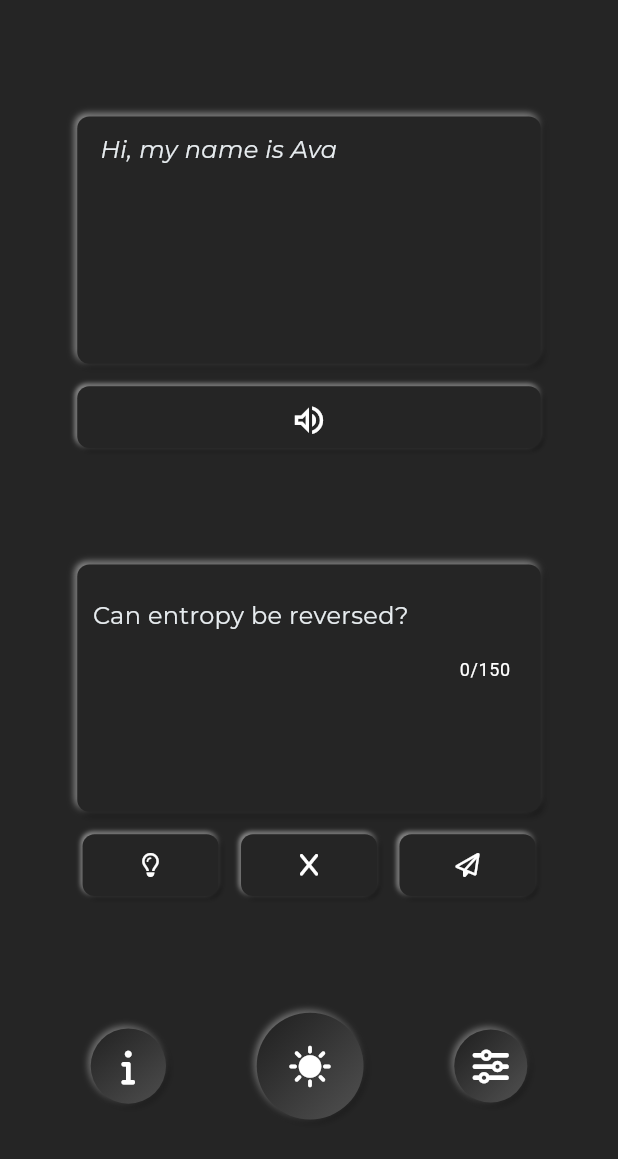
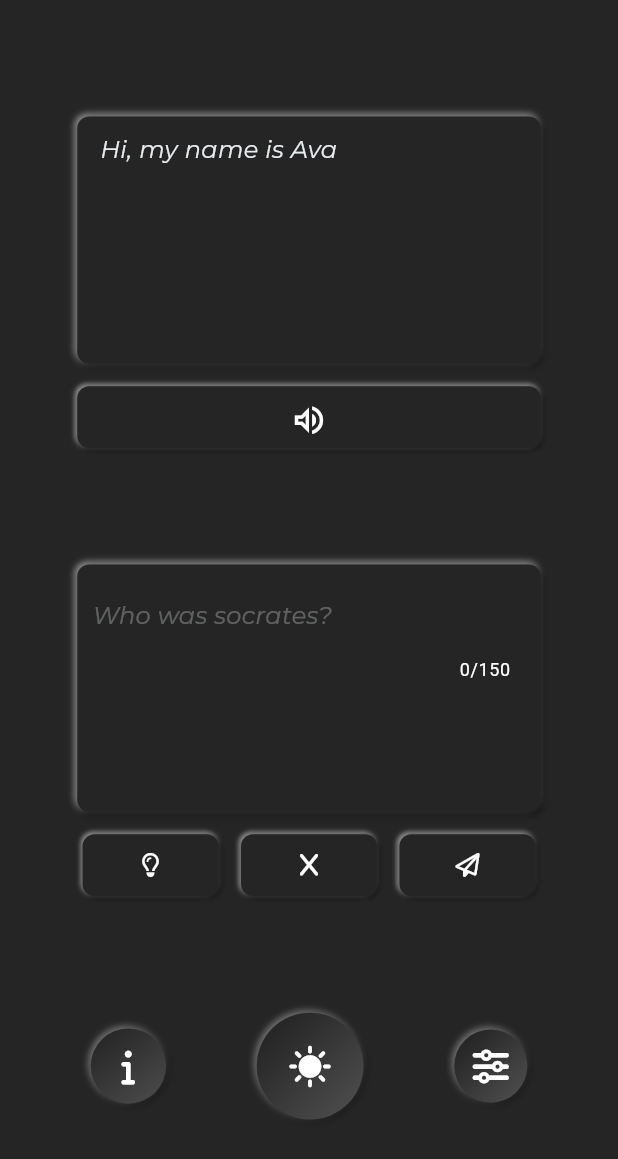
Before and after one commit to noahvelasco/AVA-Advanced-Virtual-Agent, a Flutter app: the screen it shows after launch, on a phone screen of 412 x 824 dp. Shown: the top 1159 px of the screen. Run offline on Flutter 3.47's test engine with Material 2 defaults, Android fonts, the light colour scheme and no system bars; drawn by our look-alikes of flutter_neumorphic; our stand-ins replace carousel_slider, flutter_secure_storage, font_awesome_flutter, google_fonts, introduction_screen, just_audio and 1 more; missing offline and left inert: animate_gradient.

Commit message:
updated hint text and color to be more opaque and italic

```diff
--- a/lib/widgets/home_screen/input_box.dart
+++ b/lib/widgets/home_screen/input_box.dart
@@ -80,13 +80,14 @@ class _InputBoxState extends State<InputBox> {
                   maxLengthEnforcement: MaxLengthEnforcement.enforced,
                   decoration: InputDecoration(
                     hintStyle: TextStyle(
-                      color: colorScheme.secondary,
+                      color: colorScheme.secondary.withOpacity(.3),
                       fontSize: 16.0,
                     ),
                     border: InputBorder.none,
-                    hintText: 'Can entropy be reversed?',
+                    hintText: 'Who was socrates?',
                   ),
-                  style: textTheme.bodyMedium,
+                  style: textTheme.bodyMedium!
+                      .copyWith(fontStyle: FontStyle.italic),
                 ),
               ),
             ),
```
